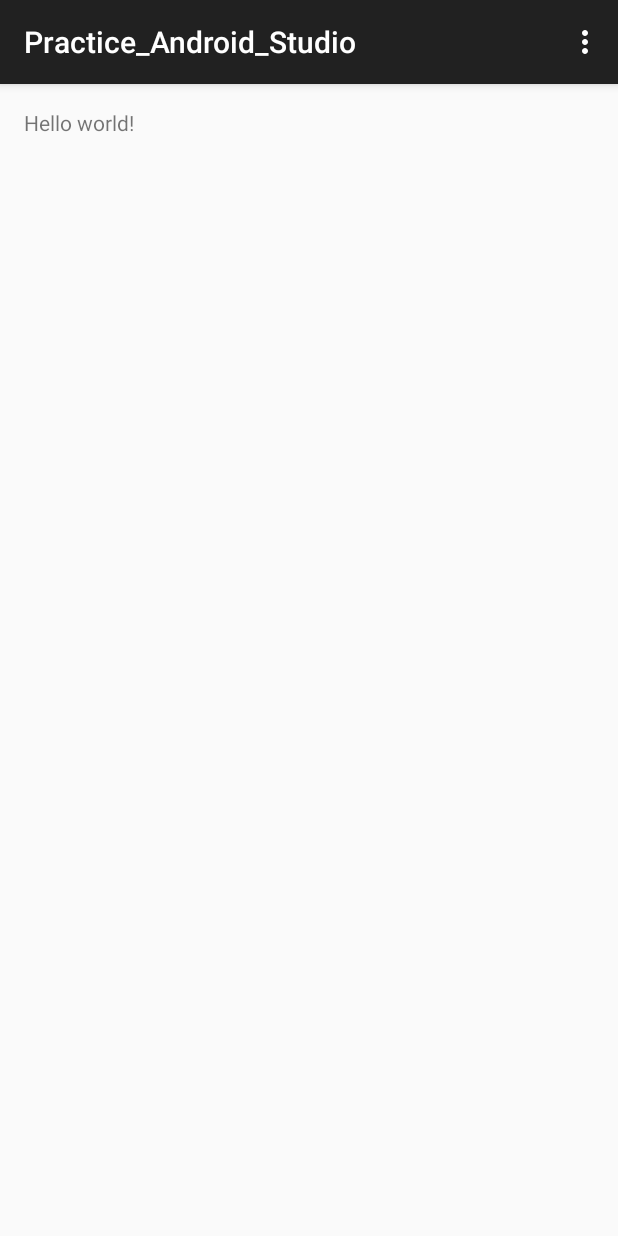
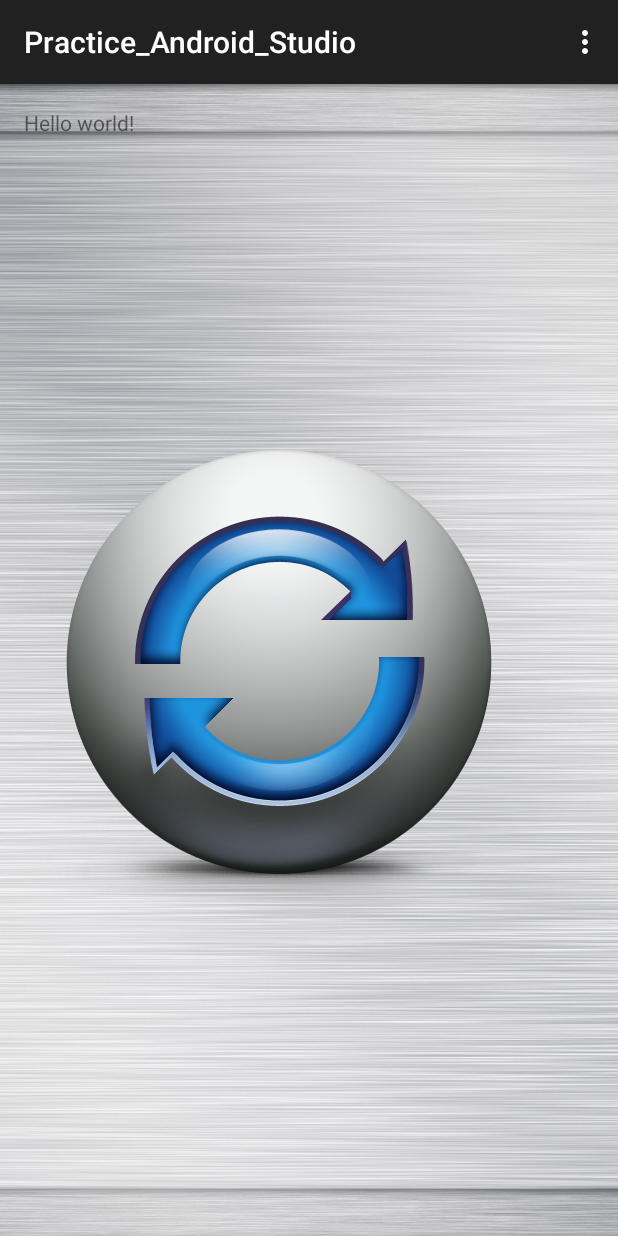
Before and after one commit to jindai1783/Practice_Android_Studio, an Android app: the screen it shows after launch (MainActivity), on a phone screen of 412 x 824 dp. Run offline under Robolectric (Android 15) with nearby library versions, the phone set to English and light mode, and no system bars.

```diff
--- a/app/src/main/res/layout/activity_main.xml
+++ b/app/src/main/res/layout/activity_main.xml
@@ -3,9 +3,20 @@
     android:layout_height="match_parent" android:paddingLeft="@dimen/activity_horizontal_margin"
     android:paddingRight="@dimen/activity_horizontal_margin"
     android:paddingTop="@dimen/activity_vertical_margin"
-    android:paddingBottom="@dimen/activity_vertical_margin" tools:context=".MainActivity">
+    android:paddingBottom="@dimen/activity_vertical_margin" tools:context=".MainActivity"
+    android:background="@drawable/background">
 
     <TextView android:text="@string/hello_world" android:layout_width="wrap_content"
-        android:layout_height="wrap_content" />
+        android:layout_height="wrap_content"
+        android:id="@+id/textView" />
+
+    <ImageButton
+        android:layout_width="wrap_content"
+        android:layout_height="wrap_content"
+        android:id="@+id/imageButton"
+        android:background="@drawable/icon"
+        android:layout_centerVertical="true"
+        android:layout_alignParentLeft="true"
+        android:layout_alignParentStart="true" />
 
 </RelativeLayout>
```
Also changed, not shown: app/src/main/res/drawable-hdpi/background.jpg (added), app/src/main/res/drawable-hdpi/icon.png (added), 1 other file.
